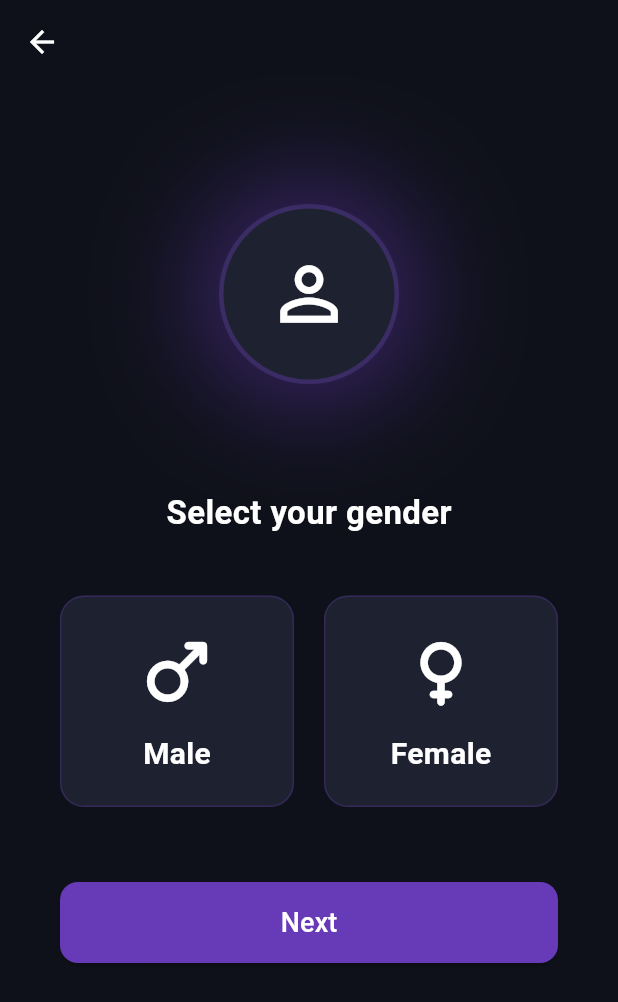
After one commit to Marwan-Mohamed14/AI_Fittness_Trainer, a Flutter app: the GenderScreen screen opened directly, on a phone screen of 412 x 824 dp. The commit adds this screen. Shown: the top 1002 px of the screen. Run offline on Flutter 3.47's test engine with Material 3 defaults, Android fonts, the phone set to English and light mode, and no system bars; our stand-ins replace get, supabase_flutter; accounts and stored records are empty; network calls fail.

Commit message:
Add GenderScreen and navigate from AgeScreen
Introduced a new GenderScreen for gender selection during onboarding. Updated AgeScreen to navigate to GenderScreen after saving age.

```diff
--- a/lib/screens/UserDataPages/AgeScreen.dart
+++ b/lib/screens/UserDataPages/AgeScreen.dart
@@ -1,6 +1,7 @@
 import 'package:ai_personal_trainer/controllers/Profilecontroller.dart';
 import 'package:flutter/material.dart';
 import 'package:get/get.dart';
+import 'GenderScreen.dart';
 
 class AgeScreen extends StatefulWidget {
   @override
@@ -186,7 +187,9 @@ class _AgeScreenState extends State<AgeScreen>
                     ? null
                     : () async {
                         // Save age to Supabase and navigate
-                        await profileController.saveAge(_age.toInt());
+                       await profileController.saveAge(_age.toInt());
+Get.to(() => const GenderScreen());
+
                       },
                 child: profileController.isLoading.value
                     ? const SizedBox(
--- /dev/null
+++ b/lib/screens/UserDataPages/GenderScreen.dart
@@ -0,0 +1,253 @@
+import 'package:flutter/material.dart';
+import 'package:get/get.dart';
+import '../../controllers/Profilecontroller.dart';
+import 'HeightScreen.dart';
+
+class GenderScreen extends StatefulWidget {
+  const GenderScreen({super.key});
+
+  @override
+  _GenderScreenState createState() => _GenderScreenState();
+}
+
+class _GenderScreenState extends State<GenderScreen>
+    with SingleTickerProviderStateMixin {
+
+  late AnimationController _animController;
+  late Animation<double> _fadeAnimation;
+  late Animation<double> _scaleAnimation;
+
+  final ProfileController _profileController = Get.put(ProfileController());
+
+  String? selectedGender;
+
+  @override
+  void initState() {
+    super.initState();
+
+    // Load saved gender
+    selectedGender = _profileController.onboardingData.value.gender;
+
+    _animController = AnimationController(
+      vsync: this,
+      duration: const Duration(seconds: 3),
+    )..repeat(reverse: true);
+
+    _fadeAnimation = Tween<double>(begin: 0.3, end: 1).animate(
+      CurvedAnimation(parent: _animController, curve: Curves.easeInOut),
+    );
+
+    _scaleAnimation = Tween<double>(begin: 0.9, end: 1.1).animate(
+      CurvedAnimation(parent: _animController, curve: Curves.easeInOut),
+    );
+  }
+
+  @override
+  void dispose() {
+    _animController.dispose();
+    super.dispose();
+  }
+
+  Widget genderOption({
+    required String label,
+    required IconData icon,
+  }) {
+    final bool isSelected = selectedGender == label;
+
+    return GestureDetector(
+      onTap: () {
+        setState(() {
+          selectedGender = label;
+        });
+      },
+      child: AnimatedContainer(
+        duration: const Duration(milliseconds: 300),
+        padding: const EdgeInsets.all(20),
+        decoration: BoxDecoration(
+          color: const Color(0xFF1E2230),
+          borderRadius: BorderRadius.circular(16),
+          border: Border.all(
+            color: isSelected
+                ? Colors.deepPurpleAccent
+                : Colors.deepPurple.withOpacity(0.3),
+            width: isSelected ? 3 : 1,
+          ),
+          boxShadow: isSelected
+              ? [
+                  BoxShadow(
+                    color: Colors.deepPurple.withOpacity(0.5),
+                    blurRadius: 30,
+                    spreadRadius: 2,
+                  )
+                ]
+              : [],
+        ),
+        child: Column(
+          children: [
+            Icon(
+              icon,
+              size: 60,
+              color: isSelected ? Colors.deepPurpleAccent : Colors.white,
+            ),
+            const SizedBox(height: 10),
+            Text(
+              label,
+              style: TextStyle(
+                color: isSelected ? Colors.deepPurpleAccent : Colors.white,
+                fontSize: 20,
+                fontWeight: FontWeight.bold,
+              ),
+            )
+          ],
+        ),
+      ),
+    );
+  }
+
+  @override
+  Widget build(BuildContext context) {
+    return Scaffold(
+      backgroundColor: const Color(0xFF0F111A),
+      appBar: AppBar(
+        backgroundColor: Colors.transparent,
+        elevation: 0,
+        iconTheme: const IconThemeData(color: Colors.white),
+      ),
+
+      body: SafeArea(
+        child: SingleChildScrollView(
+          physics: const BouncingScrollPhysics(),
+
+          child: Padding(
+            padding: const EdgeInsets.symmetric(horizontal: 40, vertical: 30),
+
+            child: Column(
+              children: [
+                const SizedBox(height: 40),
+
+                // ==========================================
+                // 🔥 Animated Gender Icon
+                // ==========================================
+                AnimatedBuilder(
+                  animation: _animController,
+                  builder: (context, child) {
+                    return Stack(
+                      alignment: Alignment.center,
+                      children: [
+                        Container(
+                          width: 140,
+                          height: 140,
+                          decoration: BoxDecoration(
+                            shape: BoxShape.circle,
+                            boxShadow: [
+                              BoxShadow(
+                                color: Colors.deepPurple.withOpacity(
+                                  _fadeAnimation.value * 0.6,
+                                ),
+                                blurRadius: 60,
+                                spreadRadius: 4,
+                              )
+                            ],
+                          ),
+                        ),
+
+                        Container(
+                          width: 120,
+                          height: 120,
+                          decoration: BoxDecoration(
+                            shape: BoxShape.circle,
+                            color: const Color(0xFF1E2230),
+                            border: Border.all(
+                              color: Colors.deepPurple.withOpacity(0.4),
+                              width: 3,
+                            ),
+                          ),
+                        ),
+
+                        Transform.scale(
+                          scale: _scaleAnimation.value,
+                          child: const Icon(
+                            Icons.person_outline,
+                            size: 55,
+                            color: Colors.white,
+                          ),
+                        ),
+                      ],
+                    );
+                  },
+                ),
+
+                const SizedBox(height: 60),
+
+                const Text(
+                  "Select your gender",
+                  style: TextStyle(
+                    fontSize: 22,
+                    fontWeight: FontWeight.bold,
+                    color: Colors.white,
+                  ),
+                ),
+
+                const SizedBox(height: 40),
+
+                // ==========================================
+                // 🔥 Gender Options
+                // ==========================================
+                Row(
+                  mainAxisAlignment: MainAxisAlignment.spaceBetween,
+                  children: [
+                    Expanded(
+                      child: genderOption(
+                          label: "Male", icon: Icons.male_rounded),
+                    ),
+                    const SizedBox(width: 20),
+                    Expanded(
+                      child: genderOption(
+                          label: "Female", icon: Icons.female_rounded),
+                    ),
+                  ],
+                ),
+
+                const SizedBox(height: 50),
+
+                SizedBox(
+  width: double.infinity,
+  child: ElevatedButton(
+    style: ElevatedButton.styleFrom(
+      backgroundColor: Colors.deepPurple,
+      padding: const EdgeInsets.symmetric(vertical: 14),
+      shape: RoundedRectangleBorder(
+        borderRadius: BorderRadius.circular(12),
+      ),
+    ),
+    onPressed: () {
+      if (selectedGender == null) {
+        Get.snackbar(
+          "Error",
+          "Please select a gender",
+          backgroundColor: Colors.red.withOpacity(0.6),
+          colorText: Colors.white,
+        );
+        return;
+      }
+
+      _profileController.saveGender(selectedGender!);
+
+      // 👉 Go to height screen
+      Get.to(() => const HeightScreen());
+    },
+    child: const Text(
+      "Next",
+      style: TextStyle(fontSize: 18, color: Colors.white),
+    ),
+  ),
+),
+
+              ],
+            ),
+          ),
+        ),
+      ),
+    );
+  }
+}
```
